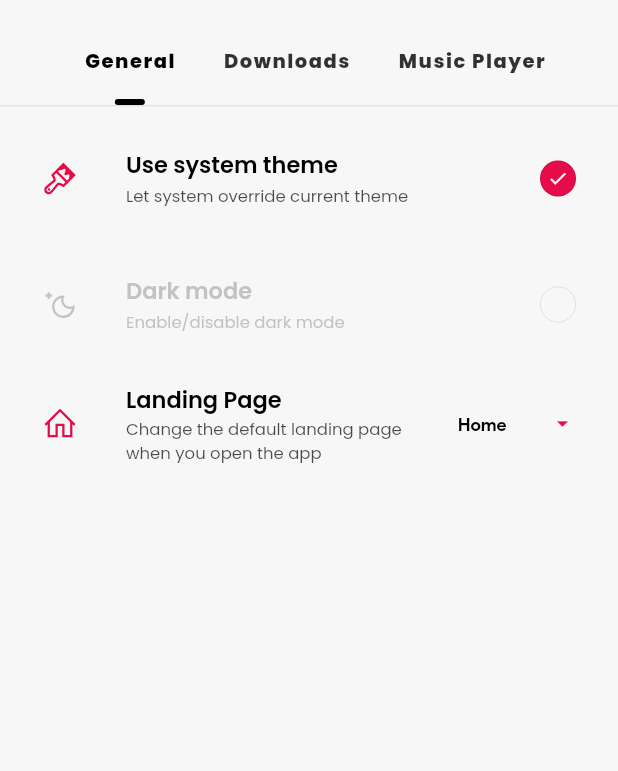
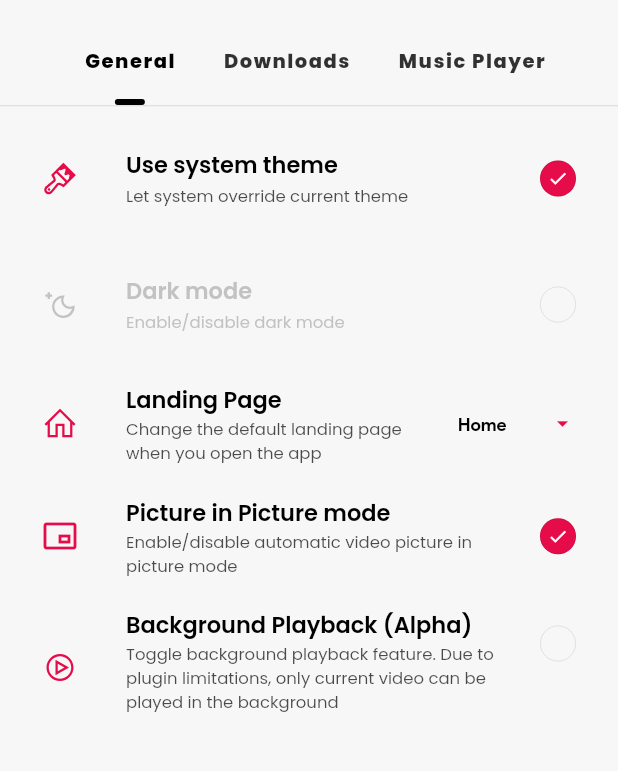
Before and after one commit to SongTube/-DEPRECATED-SongTube-New, a Flutter app: the ConfigurationScreen screen opened directly, on a phone screen of 412 x 824 dp, the part 63-834 px from its top. Run offline on Flutter 3.47's test engine with Material 2 defaults, Android fonts, the light colour scheme and no system bars; drawn by our look-alikes of roundcheckbox; our stand-ins replace audio_service, cached_network_image, device_info_plus, eva_icons_flutter, file_picker, flutter_bounce and 17 more; missing offline and left inert: android_path_provider, audio_tagger, flutter_audio_query, flutter_ffmpeg, flutter_share, image_fade and 3 more; accounts and stored records are empty; statements that could not run were skipped.

Commit message:
Add entry for Picture-in-Picture mode and support for Background Playback (Alpha)

```diff
--- a/lib/providers/app_settings.dart
+++ b/lib/providers/app_settings.dart
@@ -26,6 +26,12 @@ const maxSimultaneousDownloadsKey = 'maxSimultaneousDownloads';
 
 // Watch History Status
 const enableWatchHistoryKey = 'enableWatchHistory';
+
+// Background Playback Key (Alpha Feature)
+const enableBackgroundPlaybackKey = 'enableBackgroundPlayback';
+
+// Auto Picture in Picture mode
+const enableAutoPictureInPictureModeKey = 'enableAutoPictureInPictureMode';
 
 class AppSettings extends ChangeNotifier {
 
@@ -133,4 +139,16 @@ class AppSettings extends ChangeNotifier {
     sharedPreferences.setDouble(musicPlayerArtworkZoomKey, value);
     notifyListeners();
   }
+
+  // Background Playback (Alpha)
+  static bool get enableBackgroundPlayback => sharedPreferences.getBool(enableBackgroundPlaybackKey) ?? false;
+  static set enableBackgroundPlayback(bool value) {
+    sharedPreferences.setBool(enableBackgroundPlaybackKey, value);
+  }
+
+  // Auto Picture in Picture mode
+  static bool get enableAutoPictureInPictureMode => sharedPreferences.getBool(enableAutoPictureInPictureModeKey) ?? true;
+  static set enableAutoPictureInPictureMode(bool value) {
+    sharedPreferences.setBool(enableAutoPictureInPictureModeKey, value);
+  }
 }
--- a/lib/screens/settings/general_settings.dart
+++ b/lib/screens/settings/general_settings.dart
@@ -97,7 +97,25 @@ class _GeneralSettingsState extends State<GeneralSettings> {
               child: Text(landingPageName(index)),
             );
           })
-        )
+        ),
+        // Automatic Picture-in-Picture mode
+        const SizedBox(height: 12),
+        SettingTileCheckbox(
+          leadingIcon: Icons.picture_in_picture_alt_outlined,
+          title: 'Picture in Picture mode',
+          subtitle: 'Enable/disable automatic video picture in picture mode',
+          onChange: (value) => setState(() => AppSettings.enableAutoPictureInPictureMode = value),
+          value: AppSettings.enableAutoPictureInPictureMode,
+        ),
+        // Background Playback (Alpha)
+        const SizedBox(height: 12),
+        SettingTileCheckbox(
+          leadingIcon: LineIcons.playCircle,
+          title: 'Background Playback (Alpha)',
+          subtitle: 'Toggle background playback feature. Due to plugin limitations, only current video can be played in the background',
+          onChange: (value) => setState(() => AppSettings.enableBackgroundPlayback = value),
+          value: AppSettings.enableBackgroundPlayback,
+        ),
       ],
     );
   }
```
Also changed, not shown: lib/screens/home/home.dart (+31 -0 lines), lib/services/audio_service.dart (+48 -4 lines).
